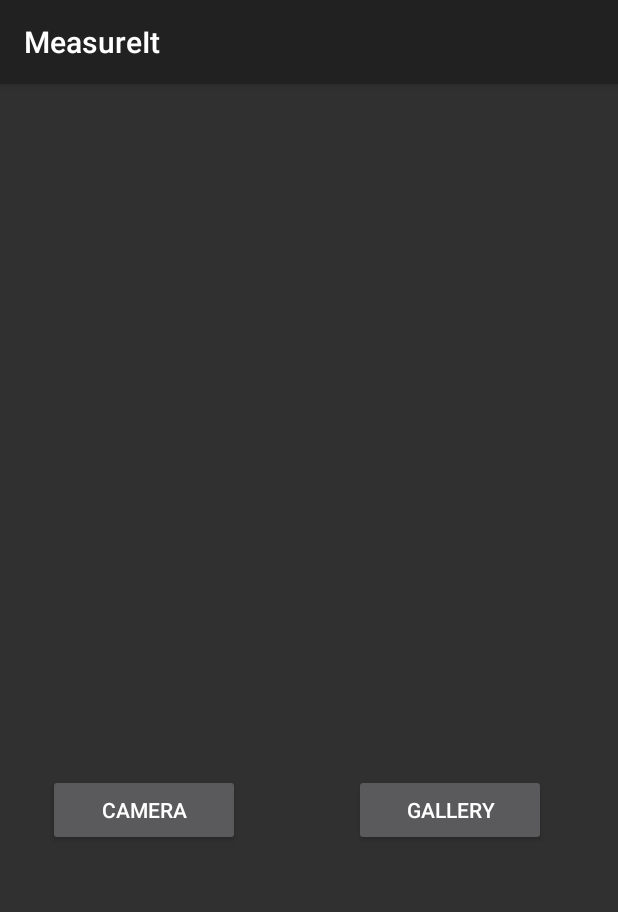
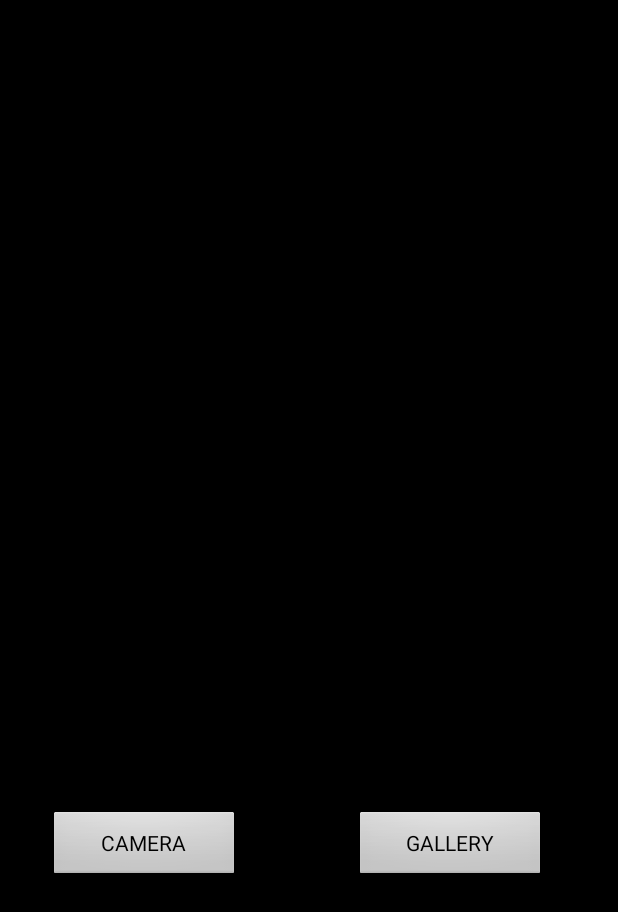
Before and after one commit to albu5/malnutrition, an Android app: the screen it shows after launch (MainActivity), on a phone screen of 412 x 824 dp. Shown: the top 912 px of the screen. Run offline under Robolectric (Android 15) with nearby library versions, the phone set to English and light mode, and no system bars.

Commit message:
Removed title bar for increasing space. Added correct dimension for the card. Corrected orientation bugs of images.

```diff
--- a/app/src/main/AndroidManifest.xml
+++ b/app/src/main/AndroidManifest.xml
@@ -12,12 +12,12 @@
     <application
         android:allowBackup="true"
         android:label="@string/app_name"
-        android:theme="@style/Theme.AppCompat">
+        android:theme="@android:style/Theme.Black.NoTitleBar.Fullscreen">
         <activity
             android:screenOrientation="portrait"
             android:name=".MainActivity"
             android:label="@string/app_name"
-            android:theme="@style/Theme.AppCompat">
+            android:theme="@android:style/Theme.Black.NoTitleBar.Fullscreen">
             <intent-filter>
                 <action android:name="android.intent.action.MAIN" />
 
--- a/app/src/main/res/layout/activity_main.xml
+++ b/app/src/main/res/layout/activity_main.xml
@@ -10,17 +10,17 @@
 
     <ImageView
         android:layout_width="match_parent"
-        android:layout_height="460dp"
         android:id="@+id/image_view"
         android:layout_centerHorizontal="true"
         android:visibility="visible"
-        android:layout_marginBottom="0dp">
+        android:layout_marginBottom="0dp"
+        android:layout_height="540dp">
     </ImageView>
 
 
     <Button
         android:layout_height="wrap_content"
-        android:text="camera"
+        android:text="CAMERA"
         android:id="@+id/buttonCamera"
         android:layout_width="128dp"
         android:layout_below="@+id/image_view"
--- a/app/src/main/res/layout/activity_rect.xml
+++ b/app/src/main/res/layout/activity_rect.xml
@@ -10,11 +10,11 @@
 
     <com.example.ashu.measureit.rectView
         android:layout_width="match_parent"
-        android:layout_height="460dp"
         android:id="@+id/rect_view"
         android:layout_centerHorizontal="true"
         android:visibility="visible"
-        android:layout_marginBottom="0dp">
+        android:layout_marginBottom="0dp"
+        android:layout_height="540dp">
     </com.example.ashu.measureit.rectView>
 
     <TextView
```
Also changed, not shown: app/src/main/java/com/example/ashu/measureit/MainActivity.java (+43 -9 lines), 2 other files.
